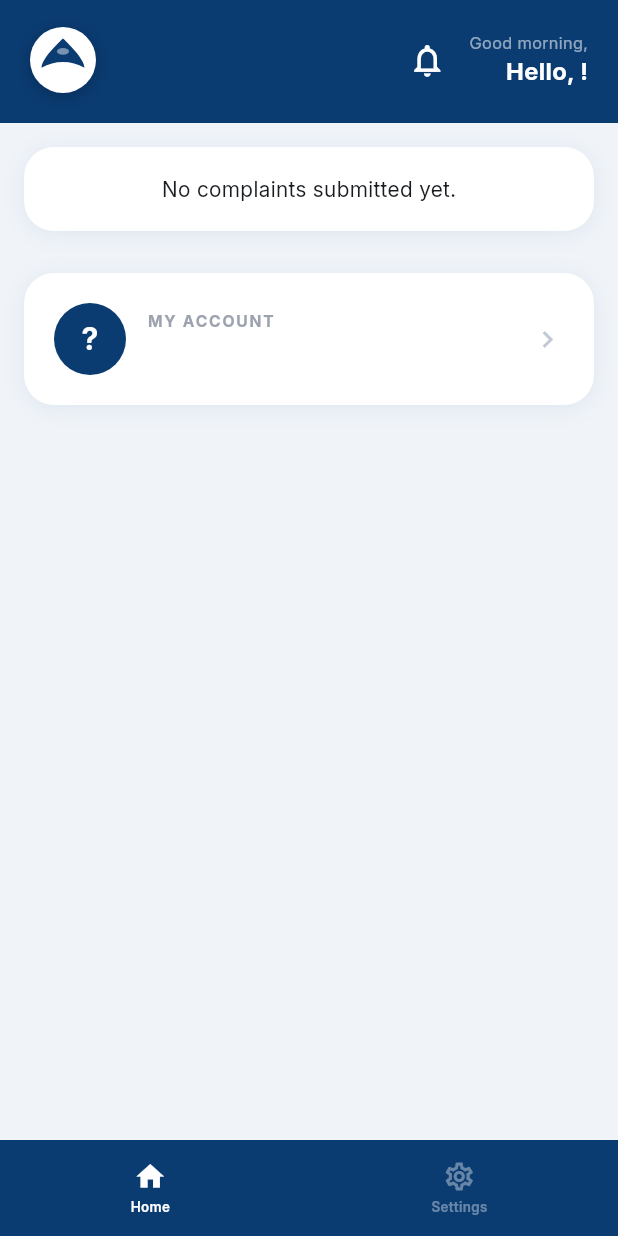
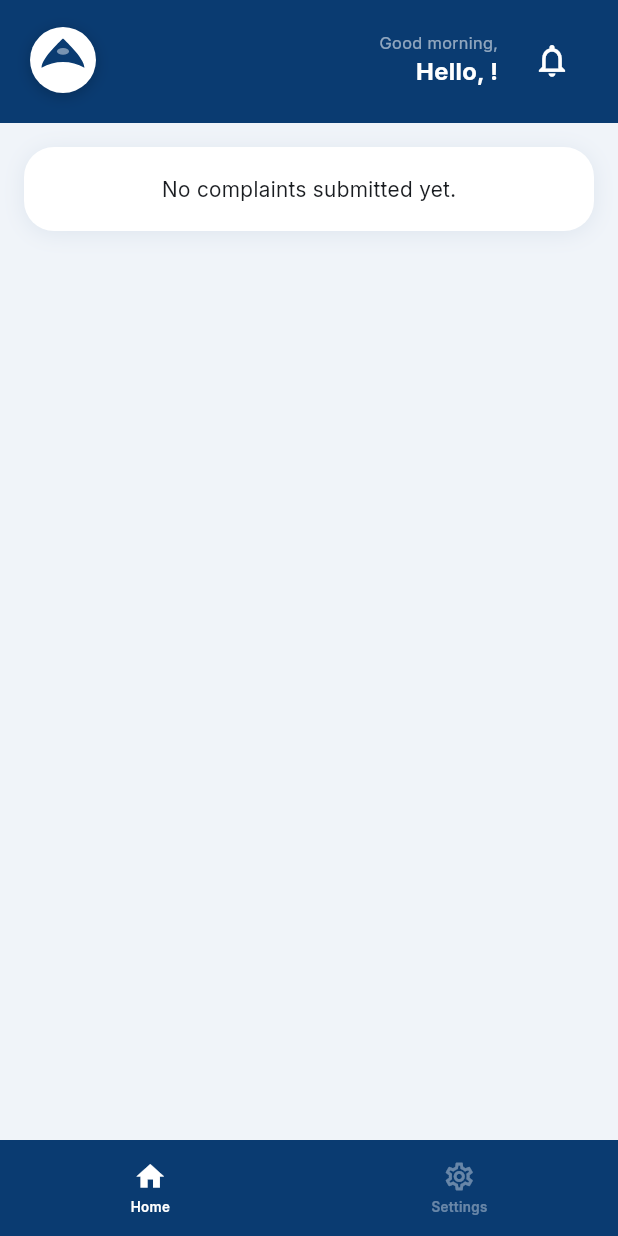
Before and after one commit to SysArcDCMS/Capstone-Project, a Flutter app: the HomeScreen screen opened by its route, on a phone screen of 412 x 824 dp. Run offline on Flutter 3.47's test engine with Material 3 defaults, Android fonts, the phone set to English and light mode, and no system bars; our stand-ins replace dio, flutter_secure_storage, geocoding, geolocator, google_maps_flutter, image_picker; accounts and stored records are empty; network calls fail.

Commit message:
feat: reorder header (bell after name), add Account to settings, drop home account card

```diff
--- a/imraws-mobile/lib/screens/home_screen.dart
+++ b/imraws-mobile/lib/screens/home_screen.dart
@@ -44,8 +44,6 @@ class _HomeScreenState extends State<HomeScreen> {
                 children: [
                   const MayniladLogo(size: 44),
                   const Spacer(),
-                  const NotificationBell(),
-                  const SizedBox(width: 4),
                   Column(
                     crossAxisAlignment: CrossAxisAlignment.end,
                     children: [
@@ -66,6 +64,8 @@ class _HomeScreenState extends State<HomeScreen> {
                       ),
                     ],
                   ),
+                  const SizedBox(width: 12),
+                  const NotificationBell(),
                 ],
               ),
             ),
@@ -199,61 +199,6 @@ class _HomeScreenState extends State<HomeScreen> {
 
                           const SizedBox(height: 14),
 
-                          // My Account card
-                          _Card(
-                            child: InkWell(
-                              onTap: () => Navigator.pushNamed(context, '/account'),
-                              borderRadius: BorderRadius.circular(20),
-                              child: Padding(
-                                padding: const EdgeInsets.all(2),
-                                child: Row(
-                                  children: [
-                                    CircleAvatar(
-                                      radius: 24,
-                                      backgroundColor: AppColors.navy,
-                                      child: Text(
-                                        user?.fullName.isNotEmpty == true
-                                            ? user!.fullName[0].toUpperCase()
-                                            : '?',
-                                        style: const TextStyle(
-                                          fontSize: 20,
-                                          fontWeight: FontWeight.w700,
-                                          color: Colors.white,
-                                        ),
-                                      ),
-                                    ),
-                                    const SizedBox(width: 14),
-                                    Expanded(
-                                      child: Column(
-                                        crossAxisAlignment: CrossAxisAlignment.start,
-                                        children: [
-                                          const Text(
-                                            'MY ACCOUNT',
-                                            style: TextStyle(
-                                              fontSize: 10.5,
-                                              fontWeight: FontWeight.w700,
-                                              color: AppColors.textMuted,
-                                              letterSpacing: 1.2,
-                                            ),
-                                          ),
-                                          const SizedBox(height: 3),
-                                          Text(
-                                            user?.fullName ?? 'Account',
-                                            style: const TextStyle(
-                                              fontSize: 14,
-                                              fontWeight: FontWeight.w700,
-                                              color: AppColors.navy,
-                                            ),
-                                          ),
-                                        ],
-                                      ),
-                                    ),
-                                    const Icon(Icons.chevron_right, color: Color(0xFFC0C9D4), size: 22),
-                                  ],
-                                ),
-                              ),
-                            ),
-                          ),
                         ],
                       ),
               ),
--- a/imraws-mobile/lib/screens/settings_screen.dart
+++ b/imraws-mobile/lib/screens/settings_screen.dart
@@ -12,6 +12,11 @@ class SettingsScreen extends StatelessWidget {
   @override
   Widget build(BuildContext context) {
     final items = <_SettingsItem>[
+      _SettingsItem(
+        icon: Icons.person_outline,
+        label: 'Account',
+        onTap: () => Navigator.pushNamed(context, '/account'),
+      ),
       _SettingsItem(
         icon: Icons.help_outline,
         label: 'Help',
```
